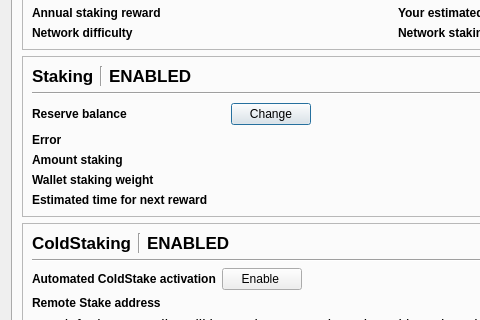
Old version of the form src/qt/forms/stakingdialog.ui in the repository Bitcoin-Confidential/BitcoinC-Core; both pictures show x 0 to 480 and y 90 to 410 of the 831 by 656 pixel window.
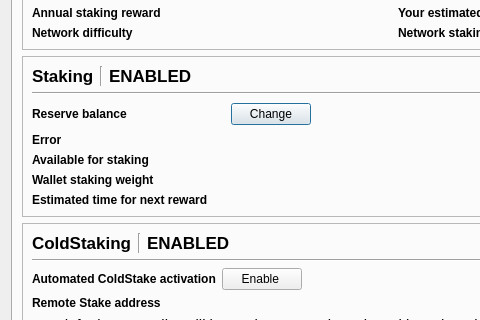
New version of the form.

Commit message: qt: StakingTab - changed naming for available staking amount

```diff
--- a/src/qt/forms/stakingdialog.ui
+++ b/src/qt/forms/stakingdialog.ui
@@ -410,7 +410,7 @@
                </font>
               </property>
               <property name="text">
-               <string>Amount staking</string>
+               <string>Available for staking</string>
               </property>
              </widget>
             </item>
```
